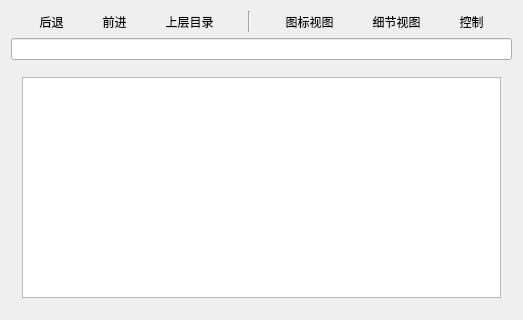
First picture: the form in src/loofm/fileview.ui, repository xuzhuoyi/LDE-Embedded, before the edit.
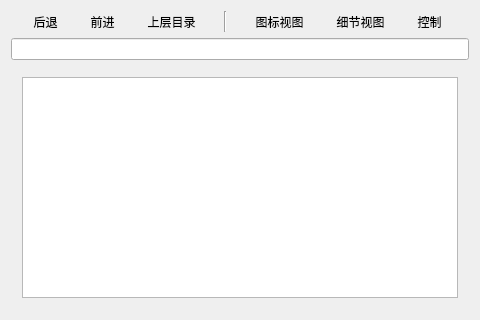
Second picture: the form after the edit. Icons and pictures are not drawn.

Commit message: Adapt Loofm to Fit ED

```diff
--- a/src/loofm/fileview.ui
+++ b/src/loofm/fileview.ui
@@ -6,7 +6,7 @@
    <rect>
     <x>0</x>
     <y>0</y>
-    <width>523</width>
+    <width>480</width>
     <height>320</height>
    </rect>
   </property>
```
The commit also changes 1 other file.
